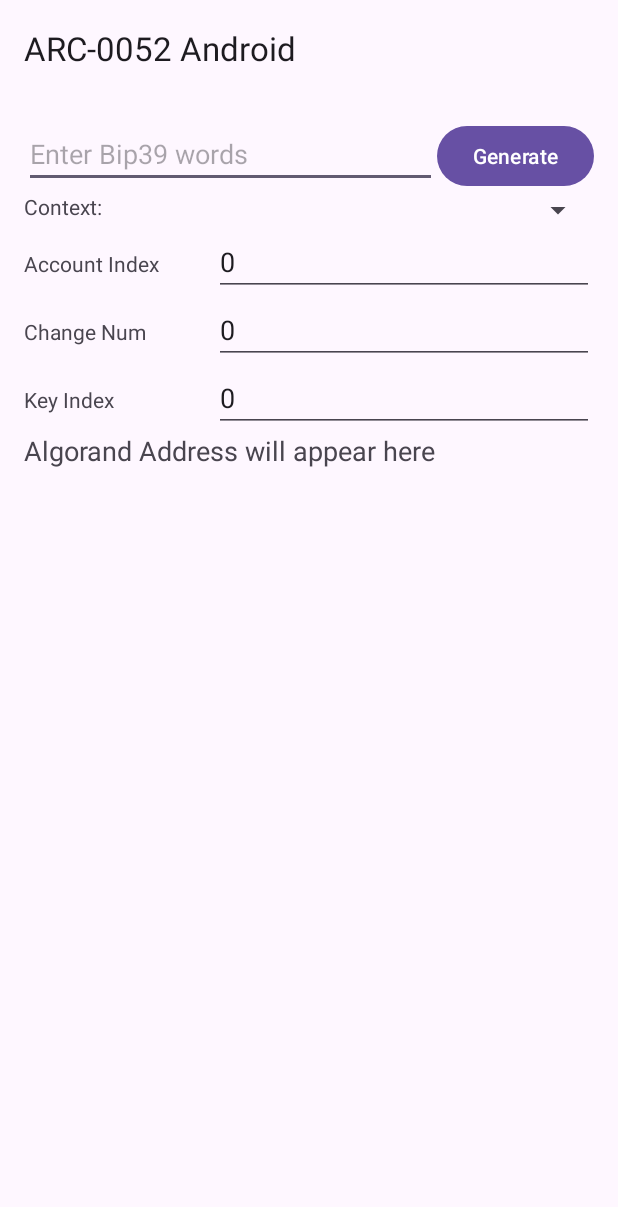
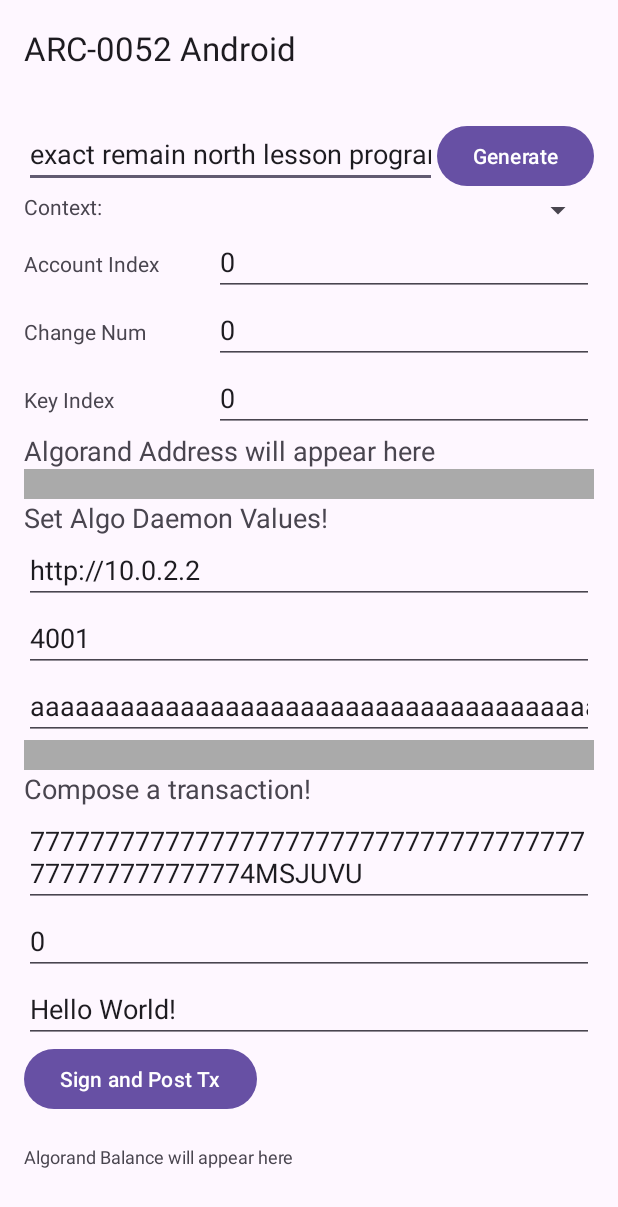
Before and after one commit to algorandfoundation/arc52-android-wallet, an Android app: the screen it shows after launch (MainActivity), on a phone screen of 412 x 824 dp. Shown: the top 1207 px of the screen. Run offline under Robolectric (Android 15) with nearby library versions, the phone set to English and light mode, and no system bars; our stand-ins replace navigation-ui; libraries missing offline, so code that uses them is left out: cash.z.ecc, com.algorand.algosdk, org.bouncycastle.jce; 5 statements that could not run were skipped.

```diff
--- a/app/src/main/AndroidManifest.xml
+++ b/app/src/main/AndroidManifest.xml
@@ -24,5 +24,6 @@
             </intent-filter>
         </activity>
     </application>
-
+    <uses-permission android:name="android.permission.INTERNET" />
+    <uses-permission android:name="android.permission.ACCESS_NETWORK_STATE" />
 </manifest>
--- a/app/src/main/res/layout/wallet.xml
+++ b/app/src/main/res/layout/wallet.xml
@@ -24,6 +24,7 @@
                 android:layout_height="wrap_content"
                 android:layout_weight="1"
                 android:hint="Enter Bip39 words"
+                android:text="exact remain north lesson program series excess lava material second riot error boss planet brick rotate scrap army riot banner adult fashion casino bamboo"
                 android:inputType="text" />
 
             <Button
@@ -132,5 +133,116 @@
             app:layout_constraintEnd_toEndOf="parent"
             app:layout_constraintStart_toStartOf="parent"
             app:layout_constraintTop_toBottomOf="@+id/keyindexNumberLayout" />
+
+        <View
+            android:id="@+id/separator1View"
+            android:layout_width="match_parent"
+            android:layout_height="20dp"
+            android:background="@android:color/darker_gray"
+            app:layout_constraintTop_toBottomOf="@+id/algorandAddressTextView"/>
+
+        <LinearLayout
+        android:id="@+id/algoDLayout"
+        android:layout_width="match_parent"
+        android:layout_height="wrap_content"
+        android:orientation="vertical"
+        app:layout_constraintTop_toBottomOf="@+id/separator1View">
+
+        <TextView
+            android:layout_width="wrap_content"
+            android:layout_height="wrap_content"
+            android:editable="false"
+            android:text="Set Algo Daemon Values!"
+            android:textSize="18sp"/>
+
+        <EditText
+            android:id="@+id/algodApiUrlEditText"
+            android:layout_width="match_parent"
+            android:layout_height="wrap_content"
+            android:hint="Algod API URL"
+            android:text="http://10.0.2.2"/>
+
+        <EditText
+            android:id="@+id/algodPortEditText"
+            android:layout_width="match_parent"
+            android:layout_height="wrap_content"
+            android:hint="Port Number"
+            android:text="4001"
+            android:inputType="number"/>
+
+        <EditText
+            android:id="@+id/algodTokenEditText"
+            android:layout_width="match_parent"
+            android:layout_height="wrap_content"
+            android:hint="Token"
+            android:text="aaaaaaaaaaaaaaaaaaaaaaaaaaaaaaaaaaaaaaaaaaaaaaaaaaaaaaaaaaaaaaaa"
+            android:inputType="text"
+            />
+
+    </LinearLayout>
+
+        <View
+            android:id="@+id/separator2View"
+            android:layout_width="match_parent"
+            android:layout_height="20dp"
+            android:background="@android:color/darker_gray"
+            app:layout_constraintTop_toBottomOf="@+id/algoDLayout"/>
+
+    <LinearLayout
+        android:layout_width="match_parent"
+        android:layout_height="wrap_content"
+        android:orientation="vertical"
+        app:layout_constraintTop_toBottomOf="@+id/separator2View">
+
+        <TextView
+            android:layout_width="wrap_content"
+            android:layout_height="wrap_content"
+            android:editable="false"
+            android:text="Compose a transaction!"
+            android:textSize="18sp"/>
+
+        <EditText
+            android:id="@+id/receiverEditText"
+            android:layout_width="match_parent"
+            android:layout_height="wrap_content"
+            android:text="7777777777777777777777777777777777777777777777777774MSJUVU"
+            android:hint="Receiver Algorand address"/>
+
+        <EditText
+            android:id="@+id/amountEditText"
+            android:layout_width="match_parent"
+            android:layout_height="wrap_content"
+            android:text="0"
+            android:hint="Amount"
+            android:inputType="number"/>
+
+        <EditText
+            android:id="@+id/noteEditText"
+            android:layout_width="match_parent"
+            android:layout_height="wrap_content"
+            android:hint="Note"
+            android:text="Hello World!"
+            android:inputType="text"
+            android:maxLength="1024"/>
+
+        <Button
+            android:id="@+id/signPostButton"
+            android:layout_width="wrap_content"
+            android:layout_height="wrap_content"
+            android:text="Sign and Post Tx"/>
+        <TextView
+            android:id="@+id/statusTextView"
+            android:layout_width="wrap_content"
+            android:layout_height="wrap_content"/>
+
+        <TextView
+            android:id="@+id/balanceTextView"
+            android:layout_width="match_parent"
+            android:layout_height="wrap_content"
+            android:editable="false"
+            android:text="Algorand Balance will appear here"
+            android:textSize="12sp"/>
+
+    </LinearLayout>
     </androidx.constraintlayout.widget.ConstraintLayout>
 </androidx.core.widget.NestedScrollView>
```
Also changed, not shown: app/src/main/java/com/algorandfoundation/arc52_android_wallet/Wallet.kt (+192 -41 lines).
